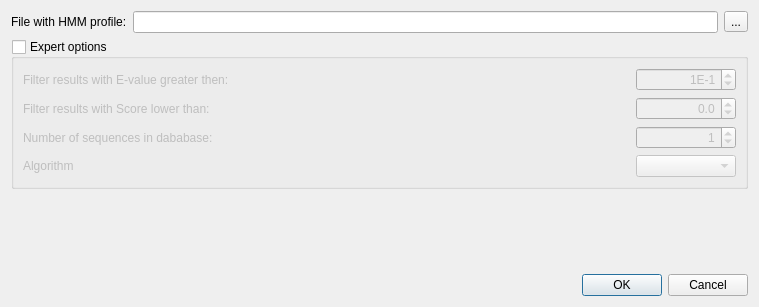
Old version of the form src/plugins_3rdparty/hmm2/src/u_search/ui/HMMSearchDialog.ui in the repository violethaze74/ugene.
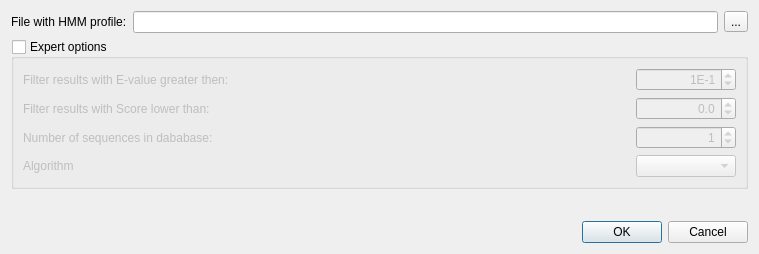
New version of the form.

Commit message: GUI fix: preferred size of dialogs that contain annotation widget

```diff
--- a/src/plugins_3rdparty/hmm2/src/u_search/ui/HMMSearchDialog.ui
+++ b/src/plugins_3rdparty/hmm2/src/u_search/ui/HMMSearchDialog.ui
@@ -14,7 +14,7 @@
    </rect>
   </property>
   <property name="sizePolicy">
-   <sizepolicy hsizetype="Preferred" vsizetype="Minimum">
+   <sizepolicy hsizetype="Preferred" vsizetype="Maximum">
     <horstretch>0</horstretch>
     <verstretch>0</verstretch>
    </sizepolicy>
@@ -294,6 +294,12 @@
      </property>
      <item>
       <widget class="QLabel" name="statusLabel">
+       <property name="sizePolicy">
+        <sizepolicy hsizetype="Preferred" vsizetype="Fixed">
+         <horstretch>0</horstretch>
+         <verstretch>0</verstretch>
+        </sizepolicy>
+       </property>
        <property name="text">
         <string/>
        </property>
```
The commit also changes 7 other files.
